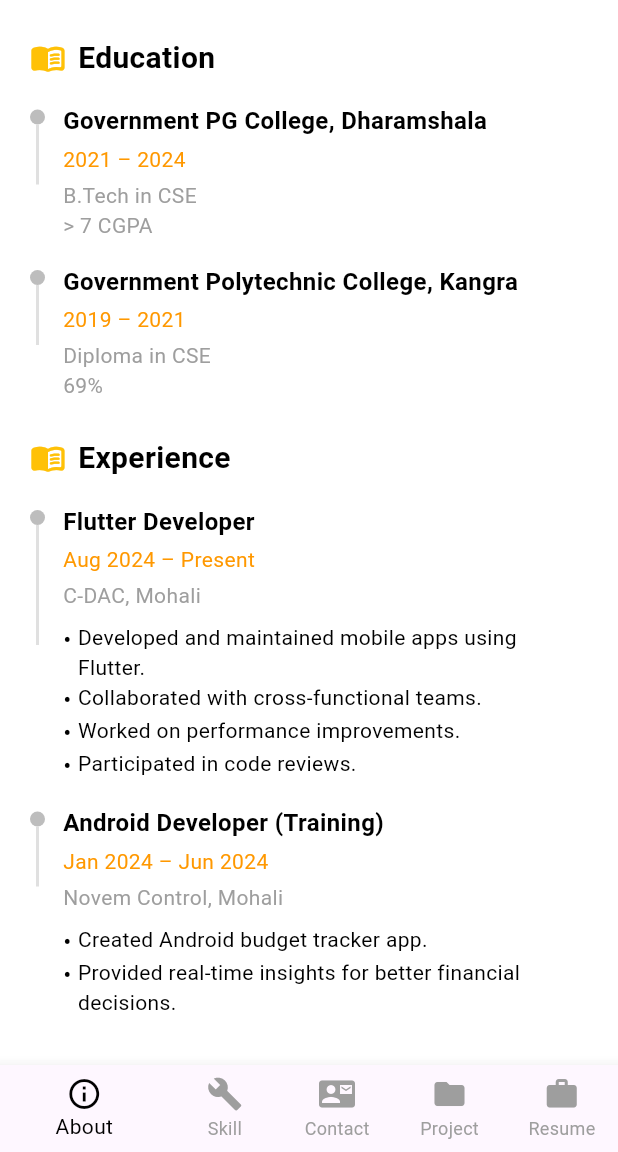
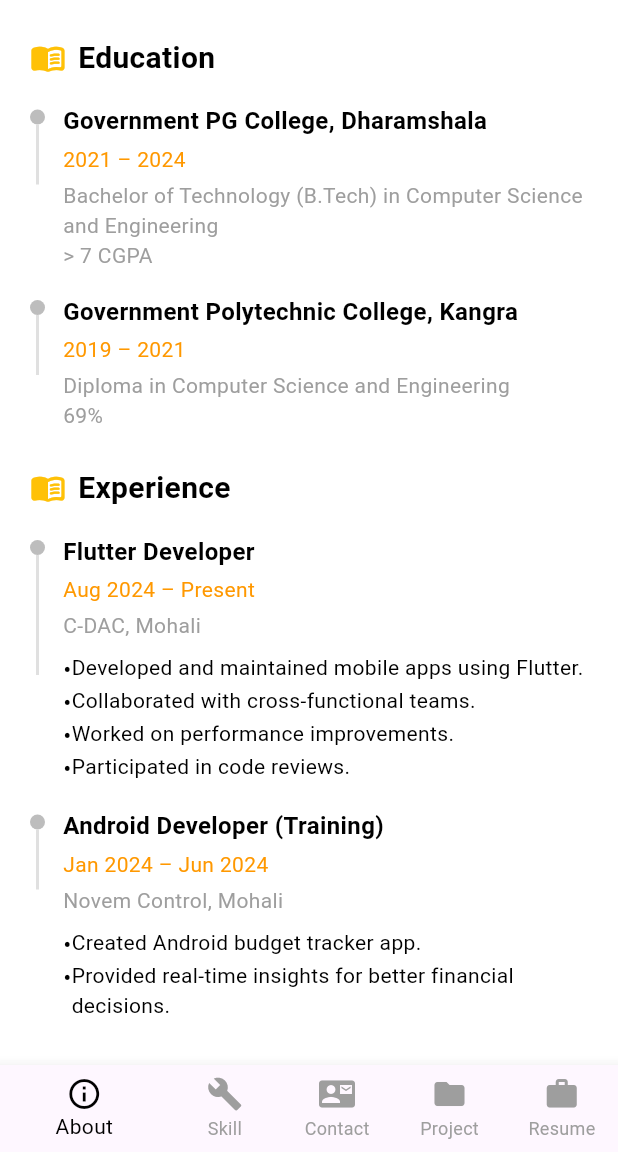
Before and after one commit to mamta2345/MyPortfolio, a Flutter app: the screen it shows after launch, swiped to page 5, on a phone screen of 412 x 824 dp, the part 84-1236 px from its top. Run offline on Flutter 3.47's test engine with Material 3 defaults, Android fonts, the phone set to English and light mode, and no system bars; our stand-ins replace flutter_svg, get.

Commit message:
Update Code

```diff
--- a/lib/Screens/Resume/resume.dart
+++ b/lib/Screens/Resume/resume.dart
@@ -14,12 +14,13 @@ class ResumePage extends StatelessWidget {
           TimelineTile(
             title: "Government PG College, Dharamshala",
             subtitle: "2021 – 2024",
-            description: "B.Tech in CSE\n> 7 CGPA",
+            description:
+                "Bachelor of Technology (B.Tech) in Computer Science and Engineering\n> 7 CGPA",
           ),
           TimelineTile(
             title: "Government Polytechnic College, Kangra",
             subtitle: "2019 – 2021",
-            description: "Diploma in CSE\n69%",
+            description: "Diploma in Computer Science and Engineering\n69%",
           ),
           SizedBox(height: 24),
           SectionTitle(title: "Experience"),
@@ -124,9 +125,7 @@ class TimelineTile extends StatelessWidget {
                 ],
                 if (bulletPoints != null) ...[
                   const SizedBox(height: 8),
-                  ...bulletPoints!
-                      .map((point) => BulletPoint(text: point))
-                      .toList(),
+                  ...bulletPoints!.map((point) => BulletPoint(text: point)),
                 ],
               ],
             ),
@@ -147,7 +146,7 @@ class BulletPoint extends StatelessWidget {
     return Row(
       crossAxisAlignment: CrossAxisAlignment.start,
       children: [
-        const Text("• ", style: TextStyle(fontSize: 16, height: 1.4)),
+        const Text("•", style: TextStyle(fontSize: 16, height: 1.4)),
         Expanded(
           child: Text(text, style: const TextStyle(fontSize: 14, height: 1.4)),
         ),
```
Also changed, not shown: lib/Reusable_widget/side_bar_laptop.dart (+10 -2 lines).
